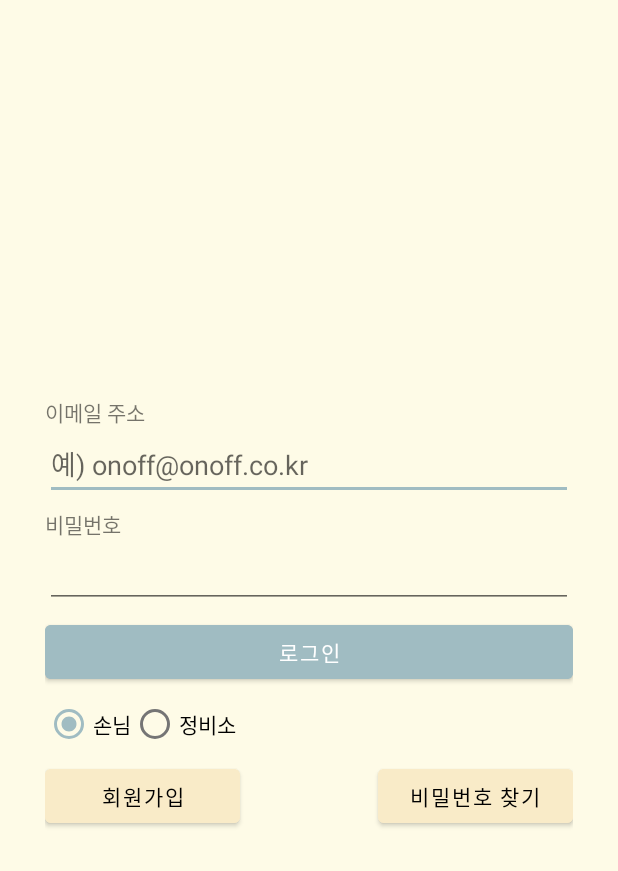
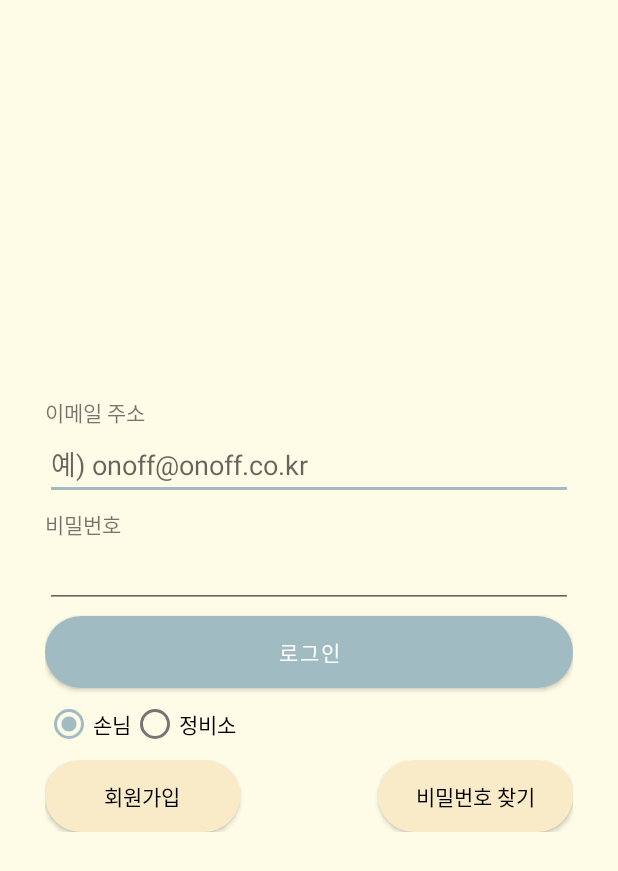
Before and after one commit to IMDongH/Mobile_MechanicShop_Reservation, an Android app: the screen it shows after launch (LoginActivity), on a phone screen of 412 x 824 dp. Shown: the top 871 px of the screen. Run offline under Robolectric (Android 15) with nearby library versions, the phone set to English and light mode, and no system bars; our stand-ins replace Firebase (no records; nobody signed in at launch, a user with empty details on screens opened directly).

Commit message:
round button

```diff
--- a/app/src/main/res/layout/activity_login.xml
+++ b/app/src/main/res/layout/activity_login.xml
@@ -47,7 +47,7 @@
             android:id="@+id/SignInButton"
             android:layout_width="match_parent"
             android:layout_height="wrap_content"
-            android:backgroundTint="#A0BCC2"
+            android:background="@drawable/round"
             android:text="로그인" />
 
             <RadioGroup android:id="@+id/radioGroup" android:orientation="horizontal" android:layout_width="match_parent" android:layout_height="match_parent">
@@ -61,11 +61,12 @@
             android:orientation="horizontal"
             android:paddingBottom="5dp">
 
-            <Button
+            <androidx.appcompat.widget.AppCompatButton
                 android:id="@+id/CommonSignUpButton"
                 android:layout_width="130dp"
                 android:layout_height="wrap_content"
                 android:backgroundTint="#F9EBC8"
+                android:background="@drawable/round"
                 android:text="회원가입"
                 android:textColor="@color/black"
                 />
@@ -76,11 +77,12 @@
                 />
 
 
-            <Button
+            <androidx.appcompat.widget.AppCompatButton
                 android:id="@+id/FindPassWord"
                 android:layout_width="130dp"
                 android:layout_height="wrap_content"
                 android:backgroundTint="#F9EBC8"
+                android:background="@drawable/round"
                 android:text="비밀번호 찾기"
                 android:textColor="@color/black"
                 />
```
